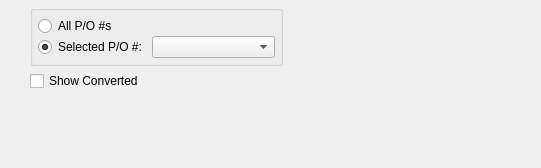
The window that guiclient/displays/dspQuotesByCustomer.ui (discountscott/qt-client) describes before a commit, drawn with Qt 5.
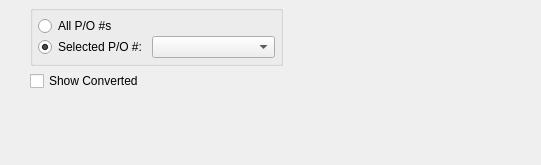
The same window after the commit. Custom widgets are drawn as their Qt base class.

```diff
--- a/guiclient/displays/dspQuotesByCustomer.ui
+++ b/guiclient/displays/dspQuotesByCustomer.ui
@@ -14,7 +14,7 @@
     <x>0</x>
     <y>0</y>
     <width>541</width>
-    <height>168</height>
+    <height>165</height>
    </rect>
   </property>
   <property name="windowTitle">
```
Left out of the diff: 1 changed line with no effect on the pictures.
